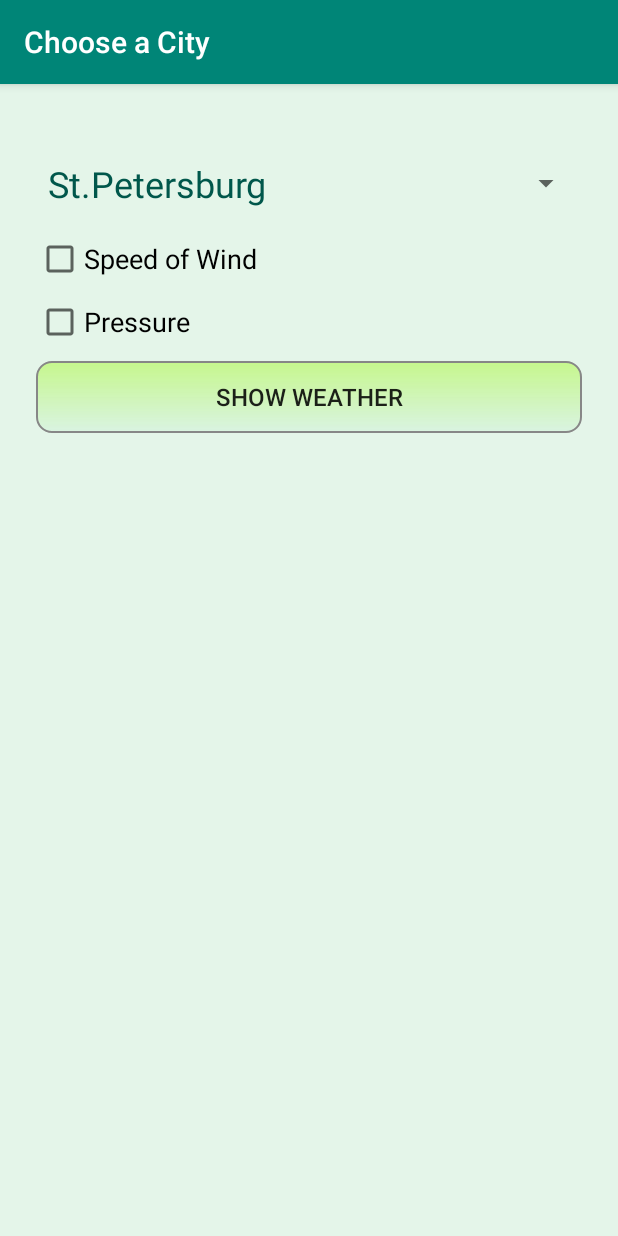
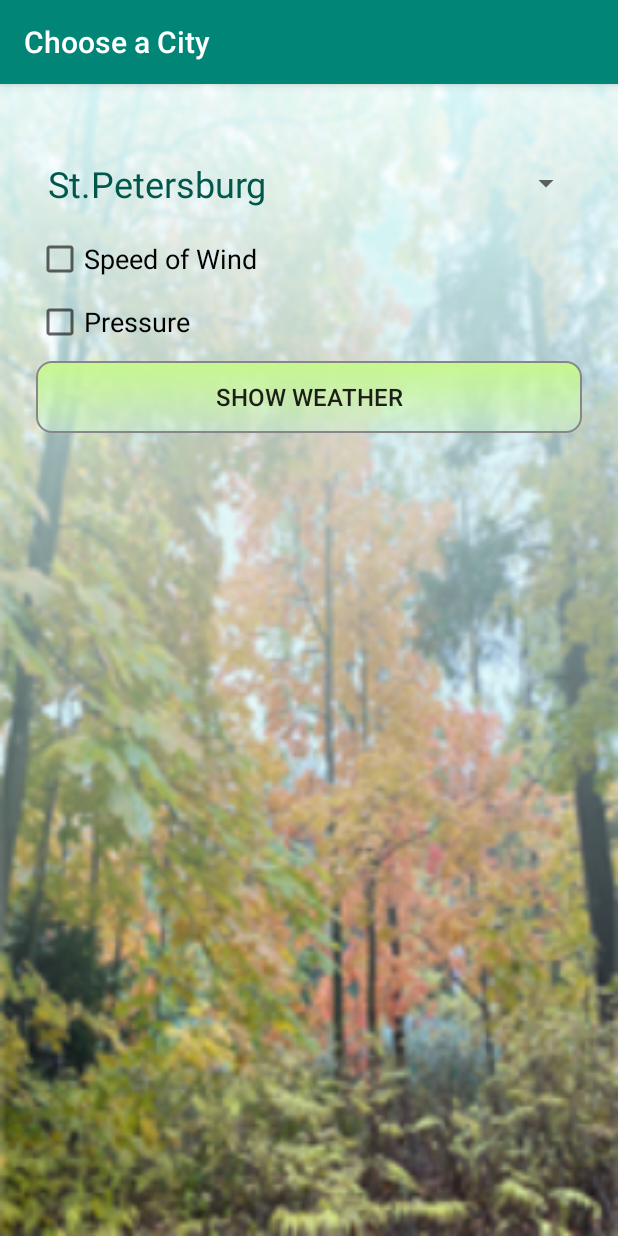
Before and after one commit to bartex12/Android_1, an Android app: the screen it shows after launch (ChooseActivity), on a phone screen of 412 x 824 dp. Run offline under Robolectric (Android 15) with nearby library versions, the phone set to English and light mode, and no system bars.

Commit message:
Добавил стили и картинки для экрана выбора

```diff
--- a/app/src/main/AndroidManifest.xml
+++ b/app/src/main/AndroidManifest.xml
@@ -12,10 +12,12 @@
 
         <activity
             android:name=".ShowActivity"
+            android:theme="@style/AppTheme"
             android:label="@string/WhetherInCity">
 
         </activity>
         <activity android:name=".ChooseActivity"
+            android:theme="@style/ChooseThem"
             android:label="@string/CityChoose">
             <intent-filter>
                 <action android:name="android.intent.action.MAIN" />
--- /dev/null
+++ b/app/src/main/res/layout-land/activity_choose.xml
@@ -0,0 +1,68 @@
+<?xml version="1.0" encoding="utf-8"?>
+<androidx.constraintlayout.widget.ConstraintLayout xmlns:android="http://schemas.android.com/apk/res/android"
+    xmlns:tools="http://schemas.android.com/tools"
+    android:layout_width="match_parent"
+    android:layout_height="match_parent"
+    android:background="@drawable/lake2"
+    tools:context=".ChooseActivity">
+
+    <LinearLayout
+        android:layout_width="match_parent"
+        android:layout_height="match_parent"
+        android:orientation="horizontal"
+        android:baselineAligned="false" >
+
+        <LinearLayout
+            android:layout_width="0dp"
+            android:layout_height="wrap_content"
+            android:layout_marginStart="24dp"
+            android:layout_marginTop="8dp"
+            android:layout_marginEnd="24dp"
+            android:layout_marginBottom="8dp"
+            android:layout_weight="1"
+            android:orientation="vertical">
+
+            <Spinner
+                android:id="@+id/spinnerTowns"
+                android:layout_width="match_parent"
+                android:layout_height="wrap_content"
+                android:entries="@array/towns" />
+
+            <CheckBox
+                android:id="@+id/checkBoxWind"
+                style="@style/CheckBoxStyle"
+                android:layout_width="match_parent"
+                android:layout_height="wrap_content"
+                android:layout_marginTop="10dp"
+                android:text="@string/WindSpeed" />
+
+            <CheckBox
+                android:id="@+id/checkBoxPressure"
+                style="@style/CheckBoxStyle"
+                android:layout_width="match_parent"
+                android:layout_height="wrap_content"
+                android:layout_marginTop="10dp"
+                android:text="@string/Pressure" />
+
+            <Button
+                android:id="@+id/buttonShow"
+                style="@style/ButtonChooseStyle"
+                android:layout_width="match_parent"
+                android:layout_height="wrap_content"
+                android:layout_gravity="center_horizontal"
+                android:layout_marginTop="10dp"
+                android:text="@string/ShowWeather" />
+
+        </LinearLayout>
+
+        <FrameLayout
+            android:id="@+id/addFrame"
+            android:layout_width="0dp"
+            android:layout_height="match_parent"
+            android:layout_weight="1">
+
+        </FrameLayout>
+
+    </LinearLayout>
+
+</androidx.constraintlayout.widget.ConstraintLayout>
--- a/app/src/main/res/layout/activity_choose.xml
+++ b/app/src/main/res/layout/activity_choose.xml
@@ -4,7 +4,7 @@
     xmlns:tools="http://schemas.android.com/tools"
     android:layout_width="match_parent"
     android:layout_height="match_parent"
-    android:background="#80cff2da"
+    android:background="@drawable/autumn2"
     tools:context=".ChooseActivity">
 
     <LinearLayout
@@ -29,29 +29,28 @@
 
         <CheckBox
             android:id="@+id/checkBoxWind"
+            style="@style/CheckBoxStyle"
             android:layout_width="match_parent"
             android:layout_height="wrap_content"
             android:layout_marginTop="10dp"
-            android:text="@string/WindSpeed"
-            android:textSize="18sp" />
+            android:text="@string/WindSpeed" />
 
         <CheckBox
             android:id="@+id/checkBoxPressure"
+            style="@style/CheckBoxStyle"
             android:layout_width="match_parent"
             android:layout_height="wrap_content"
             android:layout_marginTop="10dp"
-            android:text="@string/Pressure"
-            android:textSize="18sp" />
+            android:text="@string/Pressure" />
 
         <Button
             android:id="@+id/buttonShow"
+            style="@style/ButtonChooseStyle"
             android:layout_width="match_parent"
             android:layout_height="wrap_content"
             android:layout_gravity="center_horizontal"
             android:layout_marginTop="10dp"
-            android:text="@string/ShowWeather"
-            android:textSize="16sp"
-            android:background="@drawable/draw"/>
+            android:text="@string/ShowWeather" />
 
     </LinearLayout>
 </androidx.constraintlayout.widget.ConstraintLayout>
--- a/app/src/main/res/values/strings.xml
+++ b/app/src/main/res/values/strings.xml
@@ -12,7 +12,7 @@
     <string name="WhetherInCity">Whether In City</string>
     <string name="CityChoose">Choose а City</string>
     <string name="city">City</string>
-    <string name="Sun">sun</string>
+    <string name="Sun">Сloudless</string>
     <string name="grad">gr</string>
     <string name="boom">Boom</string>
     <string name="little_rain">Short rainfall</string>
--- a/app/src/main/res/values/styles.xml
+++ b/app/src/main/res/values/styles.xml
@@ -8,4 +8,35 @@
         <item name="colorAccent">@color/colorAccent</item>
     </style>
 
+    <style name="ChooseThem" parent="AppTheme">
+        <item name="colorAccent">#008577</item>
+    </style>
+
+    <style name="HeadCityStyle">
+        <item name="android:textSize">28sp</item>
+        <item name="android:textColor">@color/colorAccent</item>
+        <item name="android:textStyle">italic</item>
+    </style>
+
+    <style name="GreetingCityStyle">
+        <item name="android:textSize">24sp</item>
+        <item name="android:textColor">@color/colorPrimaryDark</item>
+        <item name="android:textStyle">italic</item>
+    </style>
+
+    <style name="WhetherCityStyle">
+        <item name="android:textSize">20sp</item>
+        <item name="android:textColor">@color/colorPrimaryDark</item>
+    </style>
+
+    <style name="CheckBoxStyle">
+        <item name="android:textSize">18sp</item>
+        <item name="android:textColor">@android:color/black</item>
+    </style>
+
+    <style name="ButtonChooseStyle">
+        <item name="android:textSize">16sp</item>
+        <item name="android:background">@drawable/draw</item>
+    </style>
+
 </resources>
```
Also changed, not shown: app/src/main/res/layout-land/activity_main.xml (+7 -12 lines), app/src/main/res/layout/activity_main.xml (+12 -19 lines), app/src/main/res/drawable/autumn2.png (added), app/src/main/res/drawable/lake2.png (added), 1 other file.
